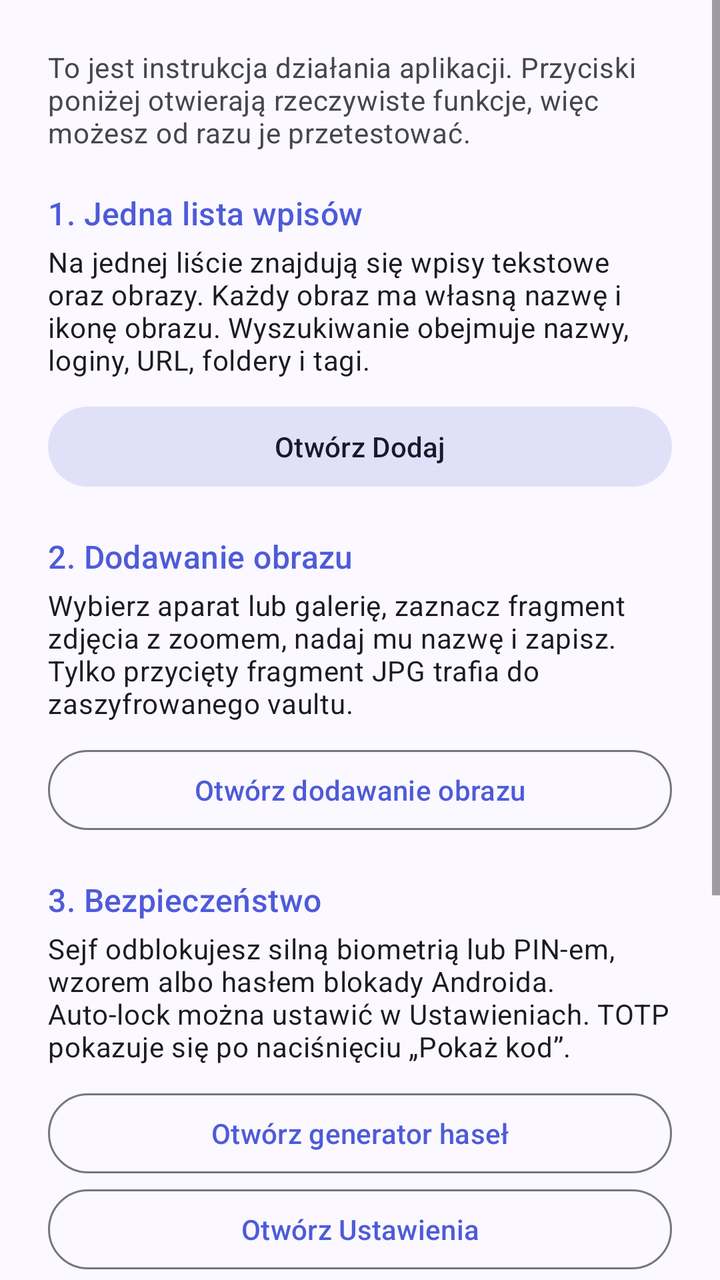
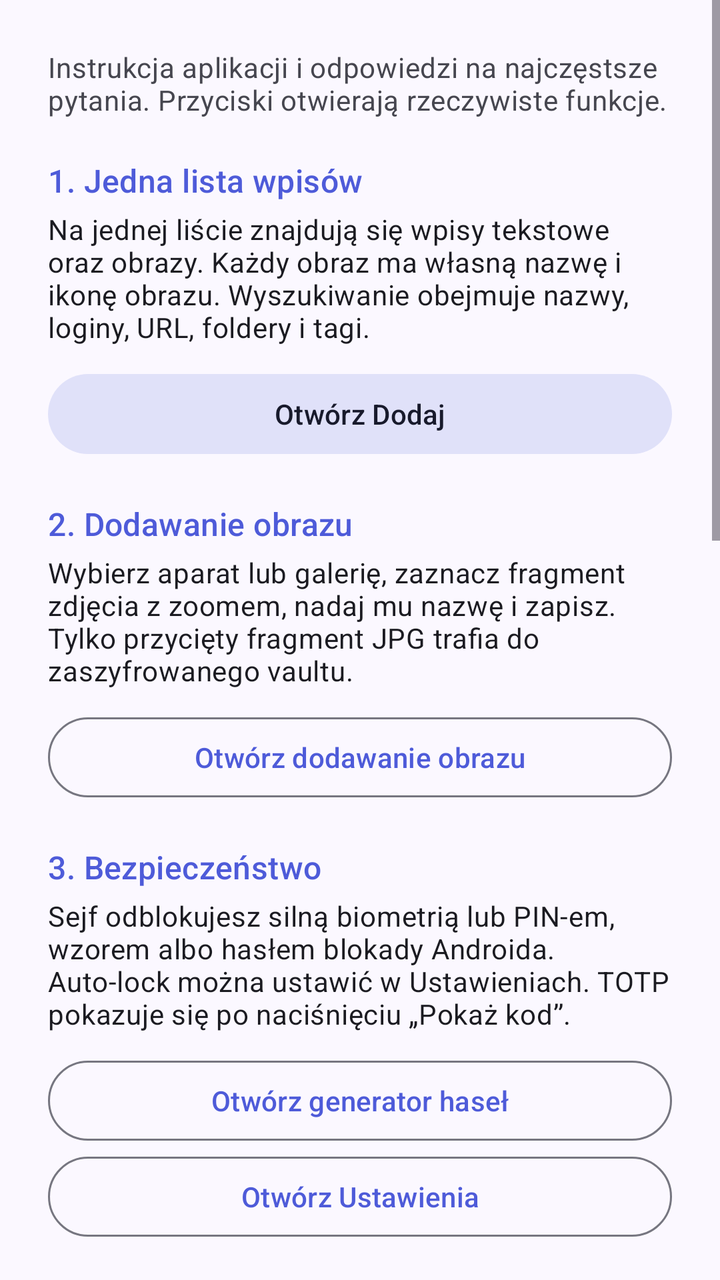

An Android layout rendered at two revisions. The XML below is the earlier revision; the diff shows what the commit changed to produce the second picture.
<!-- AndroidManifest.xml: application theme Theme.SecurePasswordManager -->
<!-- res/layout/dialog_help.xml -->
<?xml version="1.0" encoding="utf-8"?>
<ScrollView xmlns:android="http://schemas.android.com/apk/res/android"
    android:layout_width="match_parent"
    android:layout_height="wrap_content"
    android:maxHeight="620dp"
    android:fillViewport="true">
    <LinearLayout
        android:layout_width="match_parent"
        android:layout_height="wrap_content"
        android:orientation="vertical"
        android:padding="24dp">

        <TextView
            android:layout_width="match_parent"
            android:layout_height="wrap_content"
            android:text="@string/help_intro"
            android:textAppearance="?attr/textAppearanceBodyMedium"
            android:textColor="?attr/colorOnSurfaceVariant" />

        <TextView
            android:layout_width="match_parent"
            android:layout_height="wrap_content"
            android:layout_marginTop="20dp"
            android:text="@string/help_list_title"
            android:textAppearance="?attr/textAppearanceTitleMedium"
            android:textColor="?attr/colorPrimary" />
        <TextView
            android:layout_width="match_parent"
            android:layout_height="wrap_content"
            android:layout_marginTop="4dp"
            android:text="@string/help_list_text"
            android:textAppearance="?attr/textAppearanceBodyMedium"
            android:textColor="?attr/colorOnSurface" />

        <com.google.android.material.button.MaterialButton
            android:id="@+id/helpAdd"
            style="@style/Widget.Material3.Button.TonalButton"
            android:layout_width="match_parent"
            android:layout_height="wrap_content"
            android:layout_marginTop="10dp"
            android:text="@string/help_add_action" />

        <TextView
            android:layout_width="match_parent"
            android:layout_height="wrap_content"
            android:layout_marginTop="20dp"
            android:text="@string/help_images_title"
            android:textAppearance="?attr/textAppearanceTitleMedium"
            android:textColor="?attr/colorPrimary" />
        <TextView
            android:layout_width="match_parent"
            android:layout_height="wrap_content"
            android:layout_marginTop="4dp"
            android:text="@string/help_images_text"
            android:textAppearance="?attr/textAppearanceBodyMedium"
            android:textColor="?attr/colorOnSurface" />
        <com.google.android.material.button.MaterialButton
            android:id="@+id/helpImages"
            style="@style/Widget.Material3.Button.OutlinedButton"
            android:layout_width="match_parent"
            android:layout_height="wrap_content"
            android:layout_marginTop="10dp"
            android:text="@string/help_images_action" />

        <TextView
            android:layout_width="match_parent"
            android:layout_height="wrap_content"
            android:layout_marginTop="20dp"
            android:text="@string/help_security_title"
            android:textAppearance="?attr/textAppearanceTitleMedium"
            android:textColor="?attr/colorPrimary" />
        <TextView
            android:layout_width="match_parent"
            android:layout_height="wrap_content"
            android:layout_marginTop="4dp"
            android:text="@string/help_security_text"
            android:textAppearance="?attr/textAppearanceBodyMedium"
            android:textColor="?attr/colorOnSurface" />

        <com.google.android.material.button.MaterialButton
            android:id="@+id/helpGenerator"
            style="@style/Widget.Material3.Button.OutlinedButton"
            android:layout_width="match_parent"
            android:layout_height="wrap_content"
            android:layout_marginTop="10dp"
            android:text="@string/help_generator_action" />
        <com.google.android.material.button.MaterialButton
            android:id="@+id/helpSettings"
            style="@style/Widget.Material3.Button.OutlinedButton"
            android:layout_width="match_parent"
            android:layout_height="wrap_content"
            android:text="@string/help_settings_action" />

        <TextView
            android:layout_width="match_parent"
            android:layout_height="wrap_content"
            android:layout_marginTop="20dp"
            android:text="@string/help_backup_title"
            android:textAppearance="?attr/textAppearanceTitleMedium"
            android:textColor="?attr/colorPrimary" />
        <TextView
            android:layout_width="match_parent"
            android:layout_height="wrap_content"
            android:layout_marginTop="4dp"
            android:text="@string/help_backup_text"
            android:textAppearance="?attr/textAppearanceBodyMedium"
            android:textColor="?attr/colorOnSurface" />
        <com.google.android.material.button.MaterialButton
            android:id="@+id/helpRecoveryQr"
            style="@style/Widget.Material3.Button.OutlinedButton"
            android:layout_width="match_parent"
            android:layout_height="wrap_content"
            android:layout_marginTop="10dp"
            android:text="@string/help_recovery_qr_action" />
        <com.google.android.material.button.MaterialButton
            android:id="@+id/helpRecovery"
            style="@style/Widget.Material3.Button.OutlinedButton"
            android:layout_width="match_parent"
            android:layout_height="wrap_content"
            android:text="@string/help_recovery_action" />
    </LinearLayout>
</ScrollView>
<!-- resources referenced by this layout -->
<resources>
  <string name="help_add_action">Otwórz Dodaj</string>
  <string name="help_backup_title">4. Kopie i odzyskiwanie</string>
  <string name="help_generator_action">Otwórz generator haseł</string>
  <string name="help_images_action">Otwórz dodawanie obrazu</string>
  <string name="help_images_text">Wybierz aparat lub galerię, zaznacz fragment zdjęcia z zoomem, nadaj mu nazwę i zapisz. Tylko przycięty fragment JPG trafia do zaszyfrowanego vaultu.</string>
  <string name="help_images_title">2. Dodawanie obrazu</string>
  <string name="help_intro">To jest instrukcja działania aplikacji. Przyciski poniżej otwierają rzeczywiste funkcje, więc możesz od razu je przetestować.</string>
  <string name="help_list_text">Na jednej liście znajdują się wpisy tekstowe oraz obrazy. Każdy obraz ma własną nazwę i ikonę obrazu. Wyszukiwanie obejmuje nazwy, loginy, URL, foldery i tagi.</string>
  <string name="help_list_title">1. Jedna lista wpisów</string>
  <string name="help_recovery_action">Otwórz odzyskiwanie</string>
  <string name="help_recovery_qr_action">Pokaż RQR2</string>
  <string name="help_security_title">3. Bezpieczeństwo</string>
  <string name="help_settings_action">Otwórz Ustawienia</string>
  <color name="md_primary">#4E5BD9</color>
  <color name="md_on_primary">#FFFFFF</color>
  <color name="md_primary_container">#E1E0FF</color>
  <color name="md_on_primary_container">#03006E</color>
  <color name="md_secondary">#5B5D72</color>
  <color name="md_on_secondary">#FFFFFF</color>
  <color name="md_secondary_container">#E0E1F9</color>
  <color name="md_on_secondary_container">#181A2C</color>
  <color name="md_tertiary">#006A6A</color>
  <color name="md_on_tertiary">#FFFFFF</color>
  <color name="md_tertiary_container">#9CF1F0</color>
  <color name="md_on_tertiary_container">#002020</color>
  <color name="md_error">#BA1A1A</color>
  <color name="md_on_error">#FFFFFF</color>
  <color name="md_error_container">#FFDAD6</color>
  <color name="md_on_error_container">#410002</color>
  <color name="md_background">#FBF8FF</color>
  <color name="md_on_background">#1B1B21</color>
  <color name="md_surface">#FBF8FF</color>
  <color name="md_on_surface">#1B1B21</color>
  <color name="md_surface_variant">#E3E1EC</color>
  <color name="md_on_surface_variant">#46464F</color>
  <color name="md_surface_container">#F0EDF7</color>
  <color name="md_surface_container_high">#EAE7F1</color>
  <color name="md_outline">#767680</color>
  <color name="md_outline_variant">#C7C5D0</color>
  <!-- unchanged entries left out for length: 5 -->
</resources>

<!-- the commit's change to res/layout/dialog_help.xml (unified diff, before → after) -->
@@ -118,5 +118,50 @@
             android:layout_width="match_parent"
             android:layout_height="wrap_content"
             android:text="@string/help_recovery_action" />
+
+        <TextView
+            android:layout_width="match_parent"
+            android:layout_height="wrap_content"
+            android:layout_marginTop="24dp"
+            android:text="@string/help_faq_title"
+            android:textAppearance="?attr/textAppearanceTitleLarge"
+            android:textColor="?attr/colorPrimary" />
+
+        <TextView
+            android:layout_width="match_parent"
+            android:layout_height="wrap_content"
+            android:layout_marginTop="16dp"
+            android:text="@string/help_faq_chrome_question"
+            android:textAppearance="?attr/textAppearanceTitleMedium"
+            android:textColor="?attr/colorOnSurface" />
+        <TextView
+            android:layout_width="match_parent"
+            android:layout_height="wrap_content"
+            android:layout_marginTop="4dp"
+            android:text="@string/help_faq_chrome_answer"
+            android:textAppearance="?attr/textAppearanceBodyMedium"
+            android:textColor="?attr/colorOnSurfaceVariant" />
+
+        <TextView
+            android:layout_width="match_parent"
+            android:layout_height="wrap_content"
+            android:layout_marginTop="16dp"
+            android:text="@string/help_faq_default_provider_question"
+            android:textAppearance="?attr/textAppearanceTitleMedium"
+            android:textColor="?attr/colorOnSurface" />
+        <TextView
+            android:layout_width="match_parent"
+            android:layout_height="wrap_content"
+            android:layout_marginTop="4dp"
+            android:text="@string/help_faq_default_provider_answer"
+            android:textAppearance="?attr/textAppearanceBodyMedium"
+            android:textColor="?attr/colorOnSurfaceVariant" />
+        <com.google.android.material.button.MaterialButton
+            android:id="@+id/helpAutofillSettings"
+            style="@style/Widget.Material3.Button.TonalButton"
+            android:layout_width="match_parent"
+            android:layout_height="wrap_content"
+            android:layout_marginTop="10dp"
+            android:text="@string/help_autofill_settings_action" />
     </LinearLayout>
 </ScrollView>
<!-- resource entries referenced after the edit -->
@@ -1,12 +1,18 @@
 <!-- resources referenced by this layout -->
 <resources>
   <string name="help_add_action">Otwórz Dodaj</string>
+  <string name="help_autofill_settings_action">Otwórz ustawienia autouzupełniania</string>
   <string name="help_backup_title">4. Kopie i odzyskiwanie</string>
+  <string name="help_faq_chrome_answer">1. W Ustawieniach Androida ustaw SecureVault jako preferowaną usługę: Hasła, klucze dostępu i konta &gt; Zmień przy „Preferowana usługa” &gt; SecureVault. Jeśli pojawi się taka opcja, włącz SecureVault w „Dodatkowych dostawcach”.\n2. W Chrome 135 lub nowszym otwórz ⋮ &gt; Ustawienia &gt; Usługi autouzupełniania i włącz „Autouzupełnianie z innej usługi”.\n3. Uruchom ponownie Chrome, dotknij pola logowania i wybierz podpowiedź SecureVault. Jeśli nie widzisz ustawienia, zaktualizuj Chrome. Nazwy i położenie opcji mogą różnić się zależnie od telefonu.</string>
+  <string name="help_faq_chrome_question">Jak skonfigurować autouzupełnianie w Chrome?</string>
+  <string name="help_faq_default_provider_answer">Na Androidzie 14 lub nowszym otwórz Ustawienia &gt; Hasła, klucze dostępu i konta &gt; Zmień przy „Preferowana usługa” i wybierz SecureVault. W razie potrzeby najpierw włącz go w „Dodatkowych dostawcach”. Na starszym Androidzie wyszukaj w Ustawieniach „Usługa autouzupełniania” albo przejdź do System &gt; Języki i wprowadzanie &gt; Usługa autouzupełniania i wybierz SecureVault. Ścieżka może różnić się u producentów telefonów.</string>
+  <string name="help_faq_default_provider_question">Jak ustawić SecureVault jako domyślnego dostawcę haseł Androida?</string>
+  <string name="help_faq_title">FAQ — autouzupełnianie haseł</string>
   <string name="help_generator_action">Otwórz generator haseł</string>
   <string name="help_images_action">Otwórz dodawanie obrazu</string>
   <string name="help_images_text">Wybierz aparat lub galerię, zaznacz fragment zdjęcia z zoomem, nadaj mu nazwę i zapisz. Tylko przycięty fragment JPG trafia do zaszyfrowanego vaultu.</string>
   <string name="help_images_title">2. Dodawanie obrazu</string>
-  <string name="help_intro">To jest instrukcja działania aplikacji. Przyciski poniżej otwierają rzeczywiste funkcje, więc możesz od razu je przetestować.</string>
+  <string name="help_intro">Instrukcja aplikacji i odpowiedzi na najczęstsze pytania. Przyciski otwierają rzeczywiste funkcje.</string>
   <string name="help_list_text">Na jednej liście znajdują się wpisy tekstowe oraz obrazy. Każdy obraz ma własną nazwę i ikonę obrazu. Wyszukiwanie obejmuje nazwy, loginy, URL, foldery i tagi.</string>
   <string name="help_list_title">1. Jedna lista wpisów</string>
   <string name="help_recovery_action">Otwórz odzyskiwanie</string>
